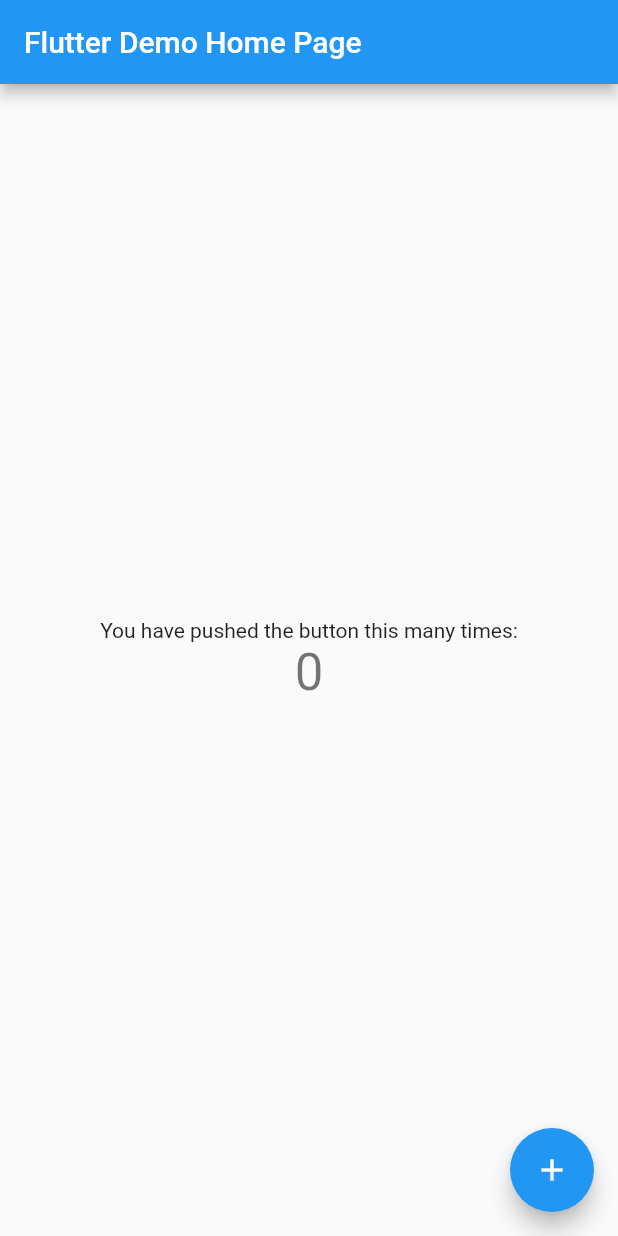
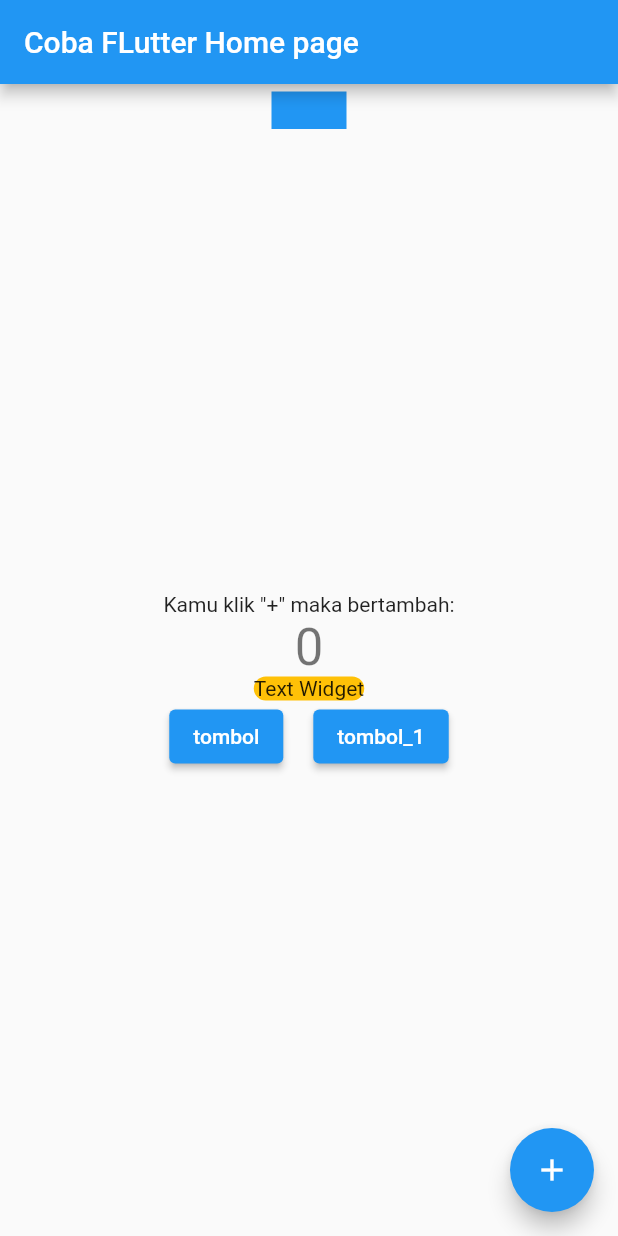
Before and after one commit to daaeng/coba_flutter, a Flutter app: the screen it shows after launch, on a phone screen of 412 x 824 dp. Run offline on Flutter 3.47's test engine with Material 2 defaults, Android fonts, the phone set to English and light mode, and no system bars.

Commit message:
create row, column, container

```diff
--- a/lib/main.dart
+++ b/lib/main.dart
@@ -3,6 +3,7 @@
 // git remote add origin https://github.com/daaeng/coba_flutter.git
 // git pull origin main
 
+import 'package:coba_flutter/myhome_page.dart';
 import 'package:flutter/material.dart';
 
 void main() {
@@ -21,56 +22,7 @@ class MyApp extends StatelessWidget {
       theme: ThemeData(
         primarySwatch: Colors.blue,
       ),
-      home: const MyHomePage(title: 'Flutter Demo Home Page'),
+      home: const MyHomePage(title: 'Coba FLutter Home page'),
     );
   }
 }
-
-class MyHomePage extends StatefulWidget {
-  const MyHomePage({Key? key, required this.title}) : super(key: key);
-
-  final String title;
-
-  @override
-  State<MyHomePage> createState() => _MyHomePageState();
-}
-
-class _MyHomePageState extends State<MyHomePage> {
-  int _counter = 0;
-
-  void _incrementCounter() {
-    setState(() {
-      _counter++;
-    });
-  }
-
-  @override
-  Widget build(BuildContext context) {
-    return Scaffold(
-      appBar: AppBar(
-        title: Text(widget.title),
-      ),
-      body: Center(
-        // Center is a layout widget. It takes a single child and positions it
-        // in the middle of the parent.
-        child: Column(
-          mainAxisAlignment: MainAxisAlignment.center,
-          children: <Widget>[
-            const Text(
-              'You have pushed the button this many times:',
-            ),
-            Text(
-              '$_counter',
-              style: Theme.of(context).textTheme.headline4,
-            ),
-          ],
-        ),
-      ),
-      floatingActionButton: FloatingActionButton(
-        onPressed: _incrementCounter,
-        tooltip: 'Increment',
-        child: const Icon(Icons.add),
-      ), // This trailing comma makes auto-formatting nicer for build methods.
-    );
-  }
-}
--- /dev/null
+++ b/lib/myhome_page.dart
@@ -0,0 +1,79 @@
+import 'package:flutter/cupertino.dart';
+import 'package:flutter/material.dart';
+
+class MyHomePage extends StatefulWidget {
+  const MyHomePage({Key? key, required this.title}) : super(key: key);
+
+  final String title;
+
+  @override
+  State<MyHomePage> createState() => _MyHomePageState();
+}
+
+class _MyHomePageState extends State<MyHomePage> {
+  int _counter = 0;
+
+  void _incrementCounter() {
+    setState(() {
+      _counter++;
+    });
+  }
+
+  @override
+  Widget build(BuildContext context) {
+    return Scaffold(
+      appBar: AppBar(
+        title: Text(widget.title),
+      ),
+      body: Center(
+        // Center is a layout widget. It takes a single child and positions it
+        // in the middle of the parent.
+        child: Column(
+          mainAxisAlignment: MainAxisAlignment.start,
+          children: <Widget>[
+            SizedBox(height: 5),
+            Container(
+              height: 25,
+              width: 50,
+              decoration: BoxDecoration(color: Colors.blue),
+            ),
+            Expanded(
+              child: Column(
+                mainAxisAlignment: MainAxisAlignment.center,
+                children: [
+                  const Text(
+                    'Kamu klik "+" maka bertambah:',
+                  ),
+                  Text(
+                    '$_counter',
+                    style: Theme.of(context).textTheme.headline4,
+                  ),
+                  Container(
+                    decoration: BoxDecoration(
+                        borderRadius: BorderRadius.circular(10),
+                        color: Colors.amber),
+                    child: Text('Text Widget'),
+                  ),
+                  Row(
+                    mainAxisAlignment: MainAxisAlignment.center,
+                    children: [
+                      ElevatedButton(onPressed: () {}, child: Text('tombol')),
+                      SizedBox(width: 20),
+                      ElevatedButton(onPressed: () {}, child: Text('tombol_1'))
+                    ],
+                  )
+                ],
+              ),
+            )
+          ],
+        ),
+      ),
+
+      floatingActionButton: FloatingActionButton(
+        onPressed: _incrementCounter,
+        tooltip: 'Increment',
+        child: const Icon(Icons.add),
+      ), // This trailing comma makes auto-formatting nicer for build methods.
+    );
+  }
+}
```
